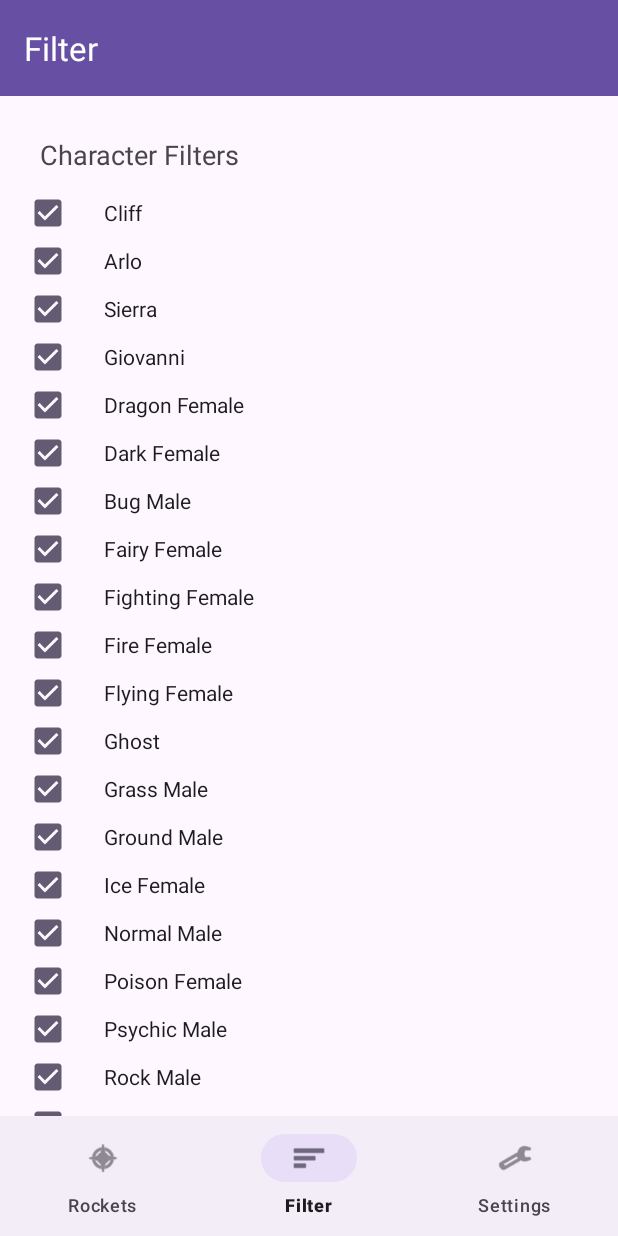
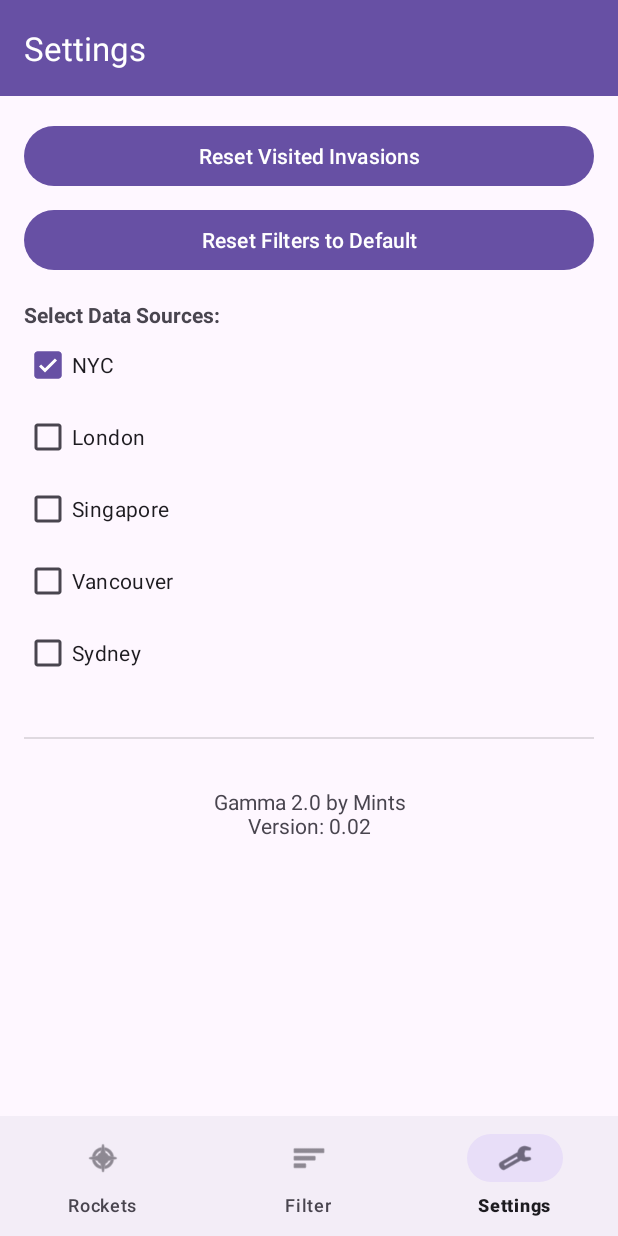
Before and after one commit to Mints1104/Gamma-2.0, an Android app: the screen it shows after launch (MainActivity), item 3 of the bottom bar chosen, on a phone screen of 412 x 824 dp. Run offline under Robolectric (Android 15) with nearby library versions, the phone set to English and light mode, and no system bars; our stand-ins replace navigation-ui; network calls fail.

Commit message:
- Added settings - Added visited invasions persistence - Added more data sources - Added reset filters to default - In rocket tab now shows how many invasions visited in past 24hrs

```diff
--- a/app/build.gradle.kts
+++ b/app/build.gradle.kts
@@ -12,7 +12,7 @@ android {
         minSdk = 24
         targetSdk = 34
         versionCode = 1
-        versionName = "1.0"
+        versionName = "0.02"
 
         testInstrumentationRunner = "androidx.test.runner.AndroidJUnitRunner"
     }
--- a/app/src/main/java/com/mints/projectgammatwo/data/ApiClient.kt
+++ b/app/src/main/java/com/mints/projectgammatwo/data/ApiClient.kt
@@ -1,22 +1,24 @@
 package com.mints.projectgammatwo.data
 
-import com.mints.projectgammatwo.data.InvasionResponse
 import retrofit2.Retrofit
 import retrofit2.converter.gson.GsonConverterFactory
-import retrofit2.http.GET
 
 object ApiClient {
-    private const val BASE_URL = "https://nycpokemap.com"
+    // Map of data source IDs to their base URLs.
+    val DATA_SOURCE_URLS = mapOf(
+        "NYC" to "https://nycpokemap.com",
+        "LONDON" to "https://londonpogomap.com",
+        "SG" to "https://sgpokemap.com/",
+        "VANCOUVER" to "https://vanpokemap.com/",
+        "SYDNEY" to "https://sydneypogomap.com/"
+    )
 
-    val retrofit = Retrofit.Builder()
-        .baseUrl(BASE_URL)
-        .addConverterFactory(GsonConverterFactory.create())
-        .build()
-
-    interface PokeMapApi {
-        @GET("/pokestop.php")
-        suspend fun getInvasions(): InvasionResponse  // Changed return type to InvasionResponse
+    // Creates a Retrofit API service for a given base URL.
+    fun getApiForBaseUrl(baseUrl: String): InvasionApi {
+        return Retrofit.Builder()
+            .baseUrl(baseUrl)
+            .addConverterFactory(GsonConverterFactory.create())
+            .build()
+            .create(InvasionApi::class.java)
     }
-
-    val api: PokeMapApi = retrofit.create(PokeMapApi::class.java)
 }
--- /dev/null
+++ b/app/src/main/java/com/mints/projectgammatwo/data/DataSourcePreferences.kt
@@ -0,0 +1,19 @@
+// DataSourcePreferences.kt
+package com.mints.projectgammatwo.data
+
+import android.content.Context
+import android.content.SharedPreferences
+
+class DataSourcePreferences(context: Context) {
+    private val prefs: SharedPreferences =
+        context.getSharedPreferences("data_source_preferences", Context.MODE_PRIVATE)
+    private val KEY_SELECTED_SOURCES = "selected_sources"
+    private val DEFAULT_SOURCES = setOf("NYC")  // NYC is default
+
+    fun getSelectedSources(): Set<String> =
+        prefs.getStringSet(KEY_SELECTED_SOURCES, DEFAULT_SOURCES) ?: DEFAULT_SOURCES
+
+    fun setSelectedSources(sources: Set<String>) {
+        prefs.edit().putStringSet(KEY_SELECTED_SOURCES, sources).apply()
+    }
+}
--- /dev/null
+++ b/app/src/main/java/com/mints/projectgammatwo/data/InvasionApi.kt
@@ -0,0 +1,9 @@
+package com.mints.projectgammatwo.data
+
+import retrofit2.http.GET
+
+interface InvasionApi {
+    // This endpoint should return a response containing a list of invasions.
+    @GET("/pokestop.php")
+    suspend fun getInvasions(): InvasionResponse
+}
--- a/app/src/main/java/com/mints/projectgammatwo/ui/HomeFragment.kt
+++ b/app/src/main/java/com/mints/projectgammatwo/ui/HomeFragment.kt
@@ -4,12 +4,13 @@ import android.os.Bundle
 import android.view.LayoutInflater
 import android.view.View
 import android.view.ViewGroup
+import android.widget.TextView
 import android.widget.Toast
 import androidx.fragment.app.Fragment
 import androidx.fragment.app.viewModels
 import androidx.recyclerview.widget.LinearLayoutManager
+import androidx.recyclerview.widget.RecyclerView
 import androidx.swiperefreshlayout.widget.SwipeRefreshLayout
-import androidx.recyclerview.widget.RecyclerView
 import com.mints.projectgammatwo.R
 import com.mints.projectgammatwo.viewmodels.HomeViewModel
 
@@ -44,15 +45,23 @@ class HomeFragment : Fragment() {
             viewModel.fetchInvasions()
         }
 
-        // Observe LiveData
+        // Observe invasions LiveData
         viewModel.invasions.observe(viewLifecycleOwner) { invasions ->
             adapter.submitList(invasions)
             swipeRefresh.isRefreshing = false
         }
 
+        // Observe error LiveData
         viewModel.error.observe(viewLifecycleOwner) { errorMessage ->
             Toast.makeText(context, errorMessage, Toast.LENGTH_LONG).show()
             swipeRefresh.isRefreshing = false
+        }
+
+        // Observe deletion counter LiveData.
+        // Ensure you have a TextView with ID "deletedCountText" in your fragment_home.xml layout.
+        val deletedCountTextView = view.findViewById<TextView>(R.id.deletedCountText)
+        viewModel.deletedCount.observe(viewLifecycleOwner) { count ->
+            deletedCountTextView.text = "Battled in last 24h: $count"
         }
 
         // Initial data fetch
--- /dev/null
+++ b/app/src/main/java/com/mints/projectgammatwo/ui/SettingsFragment.kt
@@ -0,0 +1,89 @@
+// SettingsFragment.kt
+package com.mints.projectgammatwo.ui
+
+import android.os.Bundle
+import android.view.LayoutInflater
+import android.view.View
+import android.view.ViewGroup
+import android.widget.*
+import androidx.fragment.app.Fragment
+import com.mints.projectgammatwo.R
+import com.mints.projectgammatwo.data.DataSourcePreferences
+import com.mints.projectgammatwo.data.DeletedInvasionsRepository
+import com.mints.projectgammatwo.data.FilterPreferences
+
+class SettingsFragment : Fragment() {
+
+    private lateinit var resetVisitedButton: Button
+    private lateinit var resetFiltersButton: Button
+    private lateinit var checkboxNYC: CheckBox
+    private lateinit var checkboxLondon: CheckBox
+    private lateinit var checkboxSG: CheckBox
+    private lateinit var checkboxVancouver: CheckBox
+    private lateinit var checkboxSydney: CheckBox
+
+    private lateinit var dataSourcePreferences: DataSourcePreferences
+    private lateinit var filterPreferences: FilterPreferences
+    private lateinit var deletedRepo: DeletedInvasionsRepository
+
+    override fun onCreateView(inflater: LayoutInflater, container: ViewGroup?, savedInstanceState: Bundle?): View? {
+        return inflater.inflate(R.layout.fragment_settings, container, false)
+    }
+
+    override fun onViewCreated(view: View, savedInstanceState: Bundle?) {
+        dataSourcePreferences = DataSourcePreferences(requireContext())
+        filterPreferences = FilterPreferences(requireContext())
+        deletedRepo = DeletedInvasionsRepository(requireContext())
+
+        resetVisitedButton = view.findViewById(R.id.resetVisitedButton)
+        resetFiltersButton = view.findViewById(R.id.resetFiltersButton)
+        checkboxNYC = view.findViewById(R.id.checkbox_nyc)
+        checkboxLondon = view.findViewById(R.id.checkbox_london)
+        checkboxSG = view.findViewById(R.id.checkbox_sg)
+        checkboxVancouver = view.findViewById(R.id.checkbox_vancouver)
+        checkboxSydney = view.findViewById(R.id.checkbox_sydney)
+
+        // Load saved data source selections.
+        val selectedSources = dataSourcePreferences.getSelectedSources()
+        checkboxNYC.isChecked = selectedSources.contains("NYC")
+        checkboxLondon.isChecked = selectedSources.contains("LONDON")
+        checkboxSG.isChecked = selectedSources.contains("SG")
+        checkboxVancouver.isChecked = selectedSources.contains("VANCOUVER")
+        checkboxSydney.isChecked = selectedSources.contains("SYDNEY")
+
+        // Reset Visited Invasions button.
+        resetVisitedButton.setOnClickListener {
+            deletedRepo.resetDeletedInvasions()
+            Toast.makeText(requireContext(), "Visited invasions reset", Toast.LENGTH_SHORT).show()
+        }
+
+        // Reset Filters button.
+        resetFiltersButton.setOnClickListener {
+            filterPreferences.resetToDefault()
+            Toast.makeText(requireContext(), "Filters reset to default", Toast.LENGTH_SHORT).show()
+        }
+
+
+        // When any data source checkbox is clicked, update the stored selection.
+        val checkListener = View.OnClickListener {
+            val newSelection = mutableSetOf<String>()
+            if (checkboxNYC.isChecked) newSelection.add("NYC")
+            if (checkboxLondon.isChecked) newSelection.add("LONDON")
+            if (checkboxSG.isChecked) newSelection.add("SG")
+            if (checkboxVancouver.isChecked) newSelection.add("VANCOUVER")
+            if (checkboxSydney.isChecked) newSelection.add("SYDNEY")
+            // Ensure at least one data source is selected; default to NYC if none.
+            if (newSelection.isEmpty()) {
+                newSelection.add("NYC")
+                checkboxNYC.isChecked = true
+            }
+            dataSourcePreferences.setSelectedSources(newSelection)
+        }
+
+        checkboxNYC.setOnClickListener(checkListener)
+        checkboxLondon.setOnClickListener(checkListener)
+        checkboxSG.setOnClickListener(checkListener)
+        checkboxVancouver.setOnClickListener(checkListener)
+        checkboxSydney.setOnClickListener(checkListener)
+    }
+}
--- a/app/src/main/java/com/mints/projectgammatwo/viewmodels/HomeViewModel.kt
+++ b/app/src/main/java/com/mints/projectgammatwo/viewmodels/HomeViewModel.kt
@@ -1,21 +1,28 @@
+// HomeViewModel.kt
 package com.mints.projectgammatwo.viewmodels
 
 import android.app.Application
 import android.util.Log
-import androidx.lifecycle.AndroidViewModel
-import androidx.lifecycle.LiveData
-import androidx.lifecycle.MutableLiveData
-import androidx.lifecycle.viewModelScope
+import androidx.lifecycle.*
 import com.mints.projectgammatwo.data.ApiClient
+import com.mints.projectgammatwo.data.DataSourcePreferences
 import com.mints.projectgammatwo.data.FilterPreferences
 import com.mints.projectgammatwo.data.Invasion
+import com.mints.projectgammatwo.data.DeletedInvasionsRepository
+import kotlinx.coroutines.async
 import kotlinx.coroutines.launch
 
 class HomeViewModel(application: Application) : AndroidViewModel(application) {
     private val filterPreferences = FilterPreferences(application)
+    private val deletedRepo = DeletedInvasionsRepository(application)
+    private val dataSourcePreferences = DataSourcePreferences(application)
 
     private val _invasions = MutableLiveData<List<Invasion>>()
     val invasions: LiveData<List<Invasion>> get() = _invasions
+
+    // For the deletion counter (from previous code)
+    private val _deletedCount = MutableLiveData<Int>()
+    val deletedCount: LiveData<Int> get() = _deletedCount
 
     private val _error = MutableLiveData<String>()
     val error: LiveData<String> get() = _error
@@ -29,12 +36,28 @@ class HomeViewModel(application: Application) : AndroidViewModel(application) {
 
         viewModelScope.launch {
             try {
-                val response = ApiClient.api.getInvasions()
+                val selectedSources = dataSourcePreferences.getSelectedSources()
+
+                // For each source, fetch invasions and tag them with the source string.
+                val deferredList = selectedSources.mapNotNull { source ->
+                    ApiClient.DATA_SOURCE_URLS[source]?.let { baseUrl ->
+                        async {
+                            // Fetch the invasions from the source
+                            ApiClient.getApiForBaseUrl(baseUrl)
+                                .getInvasions().invasions
+                                .map { invasion ->
+                                    // Add the source to each invasion
+                                    invasion.copy(source = source)
+                                }
+                        }
+                    }
+                }
+
+                val combinedInvasions = deferredList.flatMap { it.await() }.toMutableList()
+
                 val enabledCharacters = filterPreferences.getEnabledCharacters()
-
-                val filteredAndSortedInvasions = response.invasions
+                val filteredAndSorted = combinedInvasions
                     .map { invasion ->
-                        // Handle special cases for Kecleon and Showcase
                         when (invasion.type) {
                             8 -> invasion.copy(character = 1)
                             9 -> invasion.copy(character = 0)
@@ -42,13 +65,16 @@ class HomeViewModel(application: Application) : AndroidViewModel(application) {
                         }
                     }
                     .filter { invasion ->
-                        invasion.character in enabledCharacters
+                        invasion.character in enabledCharacters &&
+                                !deletedRepo.isInvasionDeleted(invasion)
                     }
                     .sortedBy { it.invasion_start }
-                    .reversed() // Most recent first
+                    .reversed()
 
-                _invasions.value = filteredAndSortedInvasions
-                Log.d(TAG, "API call successful. Filtered data size: ${filteredAndSortedInvasions.size}")
+                _invasions.value = filteredAndSorted
+                _deletedCount.value = deletedRepo.getDeletionCountLast24Hours()
+
+                Log.d(TAG, "Fetched invasions from ${selectedSources.size} sources. Total items: ${filteredAndSorted.size}")
             } catch (e: Exception) {
                 Log.e(TAG, "Error fetching invasions: ${e.message}", e)
                 _error.value = "Failed to fetch invasions: ${e.message}"
@@ -56,9 +82,11 @@ class HomeViewModel(application: Application) : AndroidViewModel(application) {
         }
     }
 
+
+    // When an invasion is deleted.
     fun deleteInvasion(invasion: Invasion) {
-        val currentList = _invasions.value?.toMutableList() ?: mutableListOf()
-        currentList.remove(invasion)
-        _invasions.value = currentList
+        deletedRepo.addDeletedInvasion(invasion)
+        _invasions.value = _invasions.value?.toMutableList()?.apply { remove(invasion) }
+        _deletedCount.value = deletedRepo.getDeletionCountLast24Hours()
     }
 }
--- a/app/src/main/res/layout/fragment_settings.xml
+++ b/app/src/main/res/layout/fragment_settings.xml
@@ -10,11 +10,66 @@
         android:orientation="vertical"
         android:padding="16dp">
 
+        <!-- Reset Buttons -->
+        <Button
+            android:id="@+id/resetVisitedButton"
+            android:layout_width="match_parent"
+            android:layout_height="wrap_content"
+            android:text="Reset Visited Invasions" />
+
+        <Button
+            android:id="@+id/resetFiltersButton"
+            android:layout_width="match_parent"
+            android:layout_height="wrap_content"
+            android:layout_marginTop="8dp"
+            android:text="Reset Filters to Default" />
+
+        <!-- Data Source Selection -->
+        <TextView
+            android:layout_width="wrap_content"
+            android:layout_height="wrap_content"
+            android:layout_marginTop="16dp"
+            android:text="Select Data Sources:"
+            android:textStyle="bold" />
+
+        <CheckBox
+            android:id="@+id/checkbox_nyc"
+            android:layout_width="wrap_content"
+            android:layout_height="wrap_content"
+            android:text="NYC"
+            android:checked="true" />
+
+        <CheckBox
+            android:id="@+id/checkbox_london"
+            android:layout_width="wrap_content"
+            android:layout_height="wrap_content"
+            android:text="London" />
+
+        <CheckBox
+            android:id="@+id/checkbox_sg"
+            android:layout_width="wrap_content"
+            android:layout_height="wrap_content"
+            android:text="Singapore" />
+
+        <CheckBox
+            android:id="@+id/checkbox_vancouver"
+            android:layout_width="wrap_content"
+            android:layout_height="wrap_content"
+            android:text="Vancouver" />
+
+        <CheckBox
+            android:id="@+id/checkbox_sydney"
+            android:layout_width="wrap_content"
+            android:layout_height="wrap_content"
+            android:text="Sydney" />
+
+        <!-- (Optional) Existing filters sections -->
         <LinearLayout
             android:id="@+id/characterFiltersLayout"
             android:layout_width="match_parent"
             android:layout_height="wrap_content"
-            android:orientation="vertical" />
+            android:orientation="vertical"
+            android:layout_marginTop="16dp" />
 
         <View
             android:layout_width="match_parent"
@@ -28,5 +83,15 @@
             android:layout_height="wrap_content"
             android:orientation="vertical" />
 
+        <!-- Version and attribution info -->
+        <TextView
+            android:id="@+id/versionInfoText"
+            android:layout_width="match_parent"
+            android:layout_height="wrap_content"
+            android:layout_marginTop="16dp"
+            android:text="Gamma 2.0 by Mints&#10;Version: 0.02"
+            android:textAlignment="center"
+            android:textSize="14sp" />
+
     </LinearLayout>
 </ScrollView>
--- a/app/src/main/res/navigation/nav_graph.xml
+++ b/app/src/main/res/navigation/nav_graph.xml
@@ -9,19 +9,17 @@
         android:id="@+id/homeFragment"
         android:name="com.mints.projectgammatwo.ui.HomeFragment"
         android:label="Rockets"
-        tools:layout="@layout/fragment_home">
-        <action
-            android:id="@+id/action_homeFragment_to_filterFragment"
-            app:destination="@id/filterFragment" />
-    </fragment>
+        tools:layout="@layout/fragment_home" />
 
     <fragment
         android:id="@+id/filterFragment"
         android:name="com.mints.projectgammatwo.ui.FilterFragment"
         android:label="Filter"
-        tools:layout="@layout/fragment_settings">
-        <action
-            android:id="@+id/action_filterFragment_to_homeFragment"
-            app:destination="@id/homeFragment" />
-    </fragment>
+        tools:layout="@layout/fragment_list" />
+
+    <fragment
+        android:id="@+id/settingsFragment"
+        android:name="com.mints.projectgammatwo.ui.SettingsFragment"
+        android:label="Settings"
+        tools:layout="@layout/fragment_settings" />
 </navigation>
```
Also changed, not shown: app/src/main/java/com/mints/projectgammatwo/data/DeletedEntry.kt (added, +52 -0 lines), app/src/main/java/com/mints/projectgammatwo/data/FilterPreferences.kt (+11 -1 lines), app/src/main/java/com/mints/projectgammatwo/data/Invasion.kt (+6 -3 lines), app/src/main/java/com/mints/projectgammatwo/recyclerviews/InvasionsAdapter.kt (+8 -2 lines), app/src/main/res/layout/fragment_home.xml (+23 -3 lines), app/src/main/res/layout/item_invasion.xml (+10 -2 lines).
